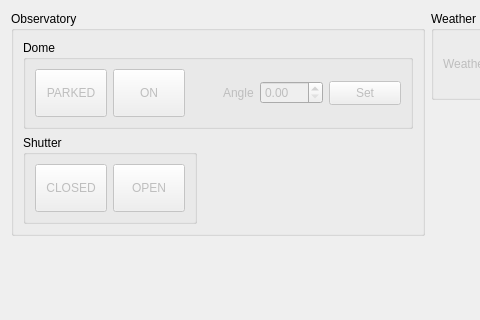
Above: kstars/ekos/observatory/observatory.ui from sterne-jaeger/kstars before the change; both pictures show x 0 to 480 and y 0 to 320 of the 855 by 421 pixel window. Below: the same form after it.
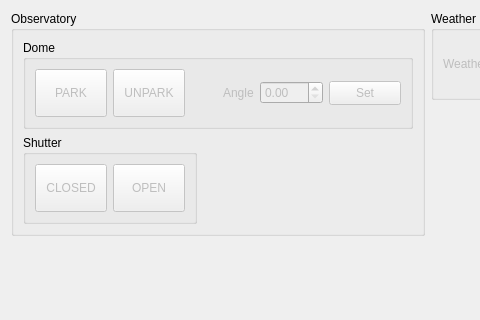
That is the form after the change.

The edit to the form file:
```diff
--- a/kstars/ekos/observatory/observatory.ui
+++ b/kstars/ekos/observatory/observatory.ui
@@ -64,7 +64,7 @@
 }</string>
            </property>
            <property name="text">
-            <string>PARKED</string>
+            <string>PARK</string>
            </property>
            <property name="iconSize">
             <size>
@@ -103,7 +103,7 @@
 }</string>
            </property>
            <property name="text">
-            <string>ON</string>
+            <string>UNPARK</string>
            </property>
            <property name="checkable">
             <bool>true</bool>
```
Left out of the diff: 4 changed lines with no effect on the pictures.
